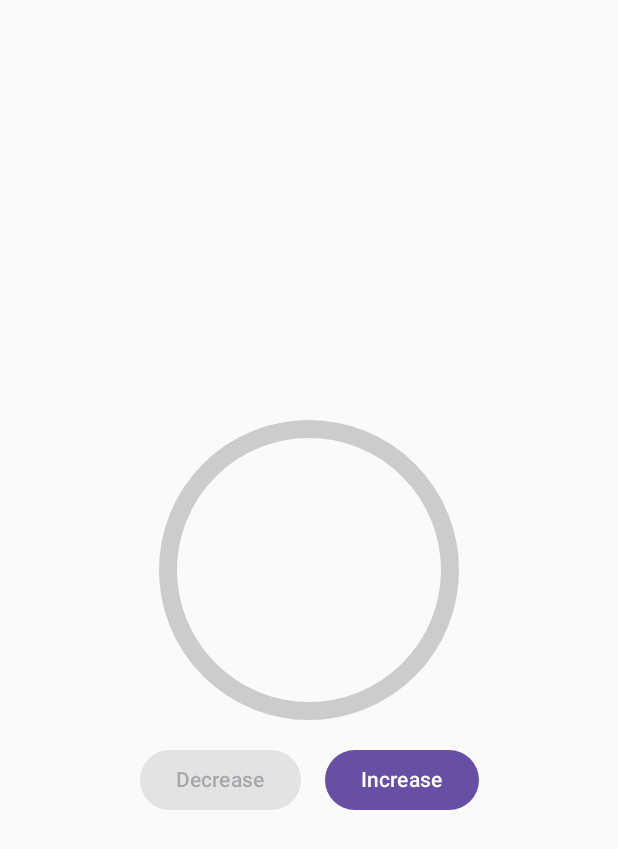
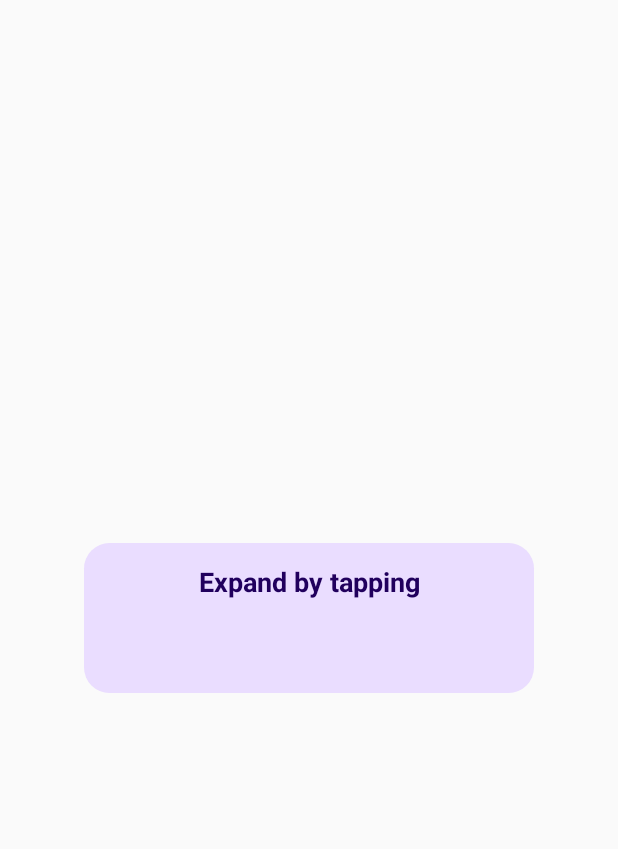
Before and after one commit to iRonSam007/ComposeTutoApp, an Android app built with Jetpack Compose: the screen it shows after launch (MainActivity), on a phone screen of 412 x 824 dp. Shown: the top 849 px of the screen. Run offline under Robolectric (Android 15) with nearby library versions, the phone set to English and light mode, and no system bars; our stand-ins replace constraintlayout-compose; Roboto replaces fonts that are not available here.

Commit message:
feat: add animated expandedCard

```diff
--- a/app/src/main/java/com/example/composetutoapp/MainActivity.kt
+++ b/app/src/main/java/com/example/composetutoapp/MainActivity.kt
@@ -7,7 +7,18 @@ import android.widget.Toast
 import androidx.activity.ComponentActivity
 import androidx.activity.compose.setContent
 import androidx.activity.enableEdgeToEdge
+import androidx.compose.animation.AnimatedVisibility
+import androidx.compose.animation.core.RepeatMode
+import androidx.compose.animation.core.Spring
+import androidx.compose.animation.core.animateDpAsState
+import androidx.compose.animation.core.animateFloat
 import androidx.compose.animation.core.animateFloatAsState
+import androidx.compose.animation.core.infiniteRepeatable
+import androidx.compose.animation.core.rememberInfiniteTransition
+import androidx.compose.animation.core.spring
+import androidx.compose.animation.core.tween
+import androidx.compose.animation.fadeIn
+import androidx.compose.animation.fadeOut
 import androidx.compose.foundation.Canvas
 import androidx.compose.foundation.Image
 import androidx.compose.foundation.background
@@ -117,11 +128,116 @@ class MainActivity : ComponentActivity() {
             //ConstraintLayoutCompose_2()
             //EffectHandlers()
             //Animated_CircularProgressBar()
-            Animated_CircularProgressBarCanva()
+            //Animated_CircularProgressBarCanva()
+            Animated_ExpandedCard()
         }
     }
 }
-//11.1 - Animation CPB Using Canvas
+
+//11.3 - Animation: State-driven, visibility, transition, infinite animation, Physics-based(Spring bounce)
+@Composable
+fun Animated_ExpandedCard(){
+    // State for Card expansion
+    var isCardExpanded by remember {mutableStateOf(false)}
+
+    // State for progress
+    var progress by remember { mutableStateOf(0.0f) }
+
+    // Infinite pulse animation
+    val infiniteTransition = rememberInfiniteTransition()
+    val pulseScale by infiniteTransition.animateFloat(
+        initialValue = 1f,
+        targetValue = 1.2f,
+        animationSpec = infiniteRepeatable(
+            animation = tween(1000),
+            repeatMode = RepeatMode.Reverse
+        )
+    )
+
+    // Animating size for Card expansion
+    val cardHeight by animateDpAsState(
+        targetValue = if (isCardExpanded) 300.dp else 100.dp,
+        animationSpec = spring(dampingRatio = Spring.DampingRatioHighBouncy) // Try with medium
+    )
+
+    // Progress update animation's scope
+    val coroutineScope = rememberCoroutineScope()
+
+    //UI
+    Box(
+        modifier = Modifier
+            .fillMaxSize()
+            .padding(16.dp),
+        contentAlignment = Alignment.Center
+    ){
+        Column(
+            horizontalAlignment = Alignment.CenterHorizontally,
+            modifier = Modifier
+                .size(width = 300.dp , height = cardHeight)
+                .background(MaterialTheme.colorScheme.primaryContainer, RoundedCornerShape(17.dp))
+                .padding(16.dp)
+                .clickable {
+                    isCardExpanded = !isCardExpanded
+                    if(isCardExpanded){
+                        coroutineScope.launch {
+                            //When is expanded, it will display progress
+                            for(i in 1..100){
+                                delay(50)
+                                progress = i/100f
+                            }
+                        }
+                    }
+                }
+        ){
+            // Visibility when card is collapsed
+            AnimatedVisibility(visible = !isCardExpanded){
+                Text(
+                    text = "Expand by tapping",
+                    fontSize = 18.sp,
+                    fontWeight = FontWeight.Bold,
+                    color = MaterialTheme.colorScheme.onPrimaryContainer
+                )
+            }
+
+            // Visibility when card is expanded
+            AnimatedVisibility(visible = isCardExpanded, enter = fadeIn(), exit = fadeOut()){
+                Column(
+                    modifier = Modifier.fillMaxSize(),
+                    horizontalAlignment = Alignment.CenterHorizontally
+                ){
+                    CircularProgressIndicator(
+                        progress = progress,
+                        modifier = Modifier.size(100.dp),
+                        color = MaterialTheme.colorScheme.onPrimaryContainer,
+                        strokeWidth = 8.dp
+                    )
+                    Spacer(modifier = Modifier.height(16.dp))
+
+                    Box(
+                        modifier = Modifier
+                            .size(50.dp * pulseScale)
+                            .background(Color.White.copy(alpha = 0.3f), RoundedCornerShape(50))
+                            .padding(),
+                        contentAlignment = Alignment.Center
+                    ){
+                        Text(
+                            text = "Progress is ${(progress * 100).toInt()}%",
+                            fontSize = 20.sp,
+                            fontWeight = FontWeight.Bold,
+                            color = MaterialTheme.colorScheme.onPrimaryContainer
+                        )
+                    }
+                }
+
+            }
+        }
+
+    }
+}
+
+
+
+//11.2 - Animation CPB Using Canvas
 @Composable
 fun Animated_CircularProgressBarCanva(){
     // progress 0.0f to 1.0f
```
